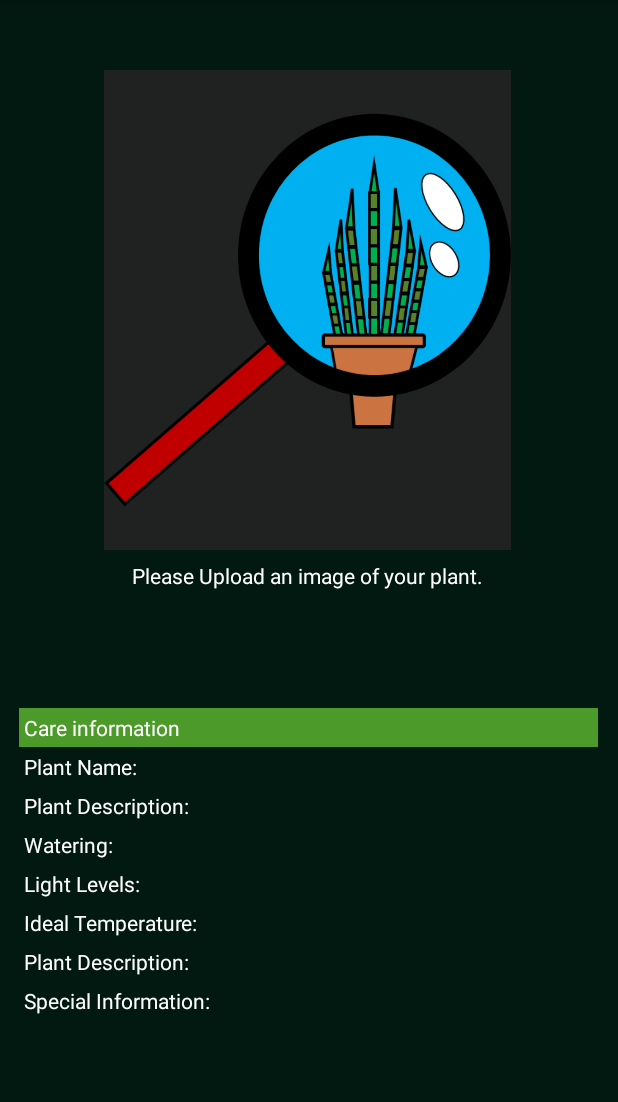
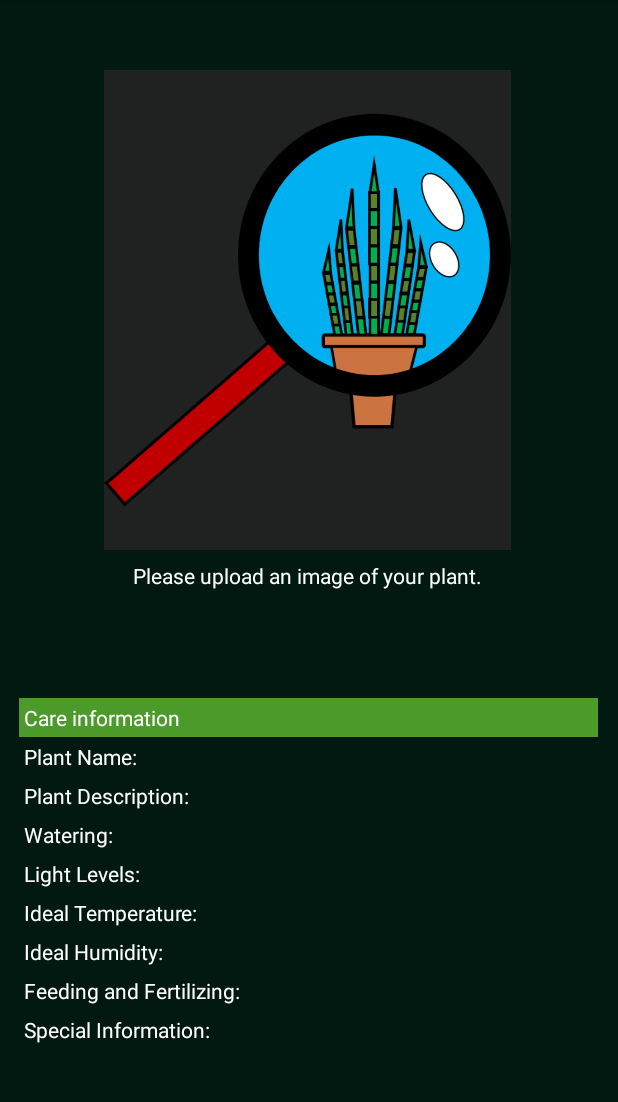
Before and after one commit to JosephJ42/UWE-DSP, an Android app: the screen it shows after launch (MainActivity), on a phone screen of 412 x 824 dp, the part 84-1186 px from its top. Run offline under Robolectric (Android 15) with nearby library versions, the phone set to English and light mode, and no system bars.

Commit message:
Added more information points to the table on the mobile app

```diff
--- a/IdentiFlora/app/src/main/java/com/example/identiflora/MainActivity.kt
+++ b/IdentiFlora/app/src/main/java/com/example/identiflora/MainActivity.kt
@@ -73,13 +73,13 @@ class MainActivity : AppCompatActivity() {
 
             when (orientationOfCamera) {
                 ExifInterface.ORIENTATION_ROTATE_90 -> {
-                    angle = 90;
+                    angle = 90
                 }
                 ExifInterface.ORIENTATION_ROTATE_180 -> {
-                    angle = 180;
+                    angle = 180
                 }
                 ExifInterface.ORIENTATION_ROTATE_270 -> {
-                    angle = 270;
+                    angle = 270
                 }
             }
 
--- a/IdentiFlora/app/src/main/res/layout/activity_main.xml
+++ b/IdentiFlora/app/src/main/res/layout/activity_main.xml
@@ -32,7 +32,7 @@
         android:layout_height="34dp"
         android:fontFamily="sans-serif"
         android:gravity="center"
-        android:text="Please Upload an image of your plant."
+        android:text="Please upload an image of your plant."
         android:textColor="@color/white"
         app:layout_constraintBottom_toBottomOf="parent"
         app:layout_constraintEnd_toEndOf="parent"
@@ -43,7 +43,7 @@
 
     <TableLayout
         android:layout_width="386dp"
-        android:layout_height="246dp"
+        android:layout_height="258dp"
         android:stretchColumns="1"
         app:layout_constraintBottom_toBottomOf="parent"
         app:layout_constraintEnd_toEndOf="parent"
@@ -56,16 +56,17 @@
 
             <TextView
                 android:layout_column="1"
+                android:background="@color/maxGreen"
                 android:padding="3dip"
                 android:text="Care information"
-                android:textColor="@color/white"
-                android:background="@color/maxGreen"/>
-                <TextView
+                android:textColor="@color/white" />
+
+            <TextView
                 android:layout_column="1"
+                android:background="@color/maxGreen"
                 android:padding="3dip"
                 android:text=""
-                android:textColor="@color/white"
-                android:background="@color/maxGreen"/>
+                android:textColor="@color/white" />
         </TableRow>
 
         <TableRow>
@@ -149,7 +150,7 @@
             <TextView
                 android:layout_column="1"
                 android:padding="3dip"
-                android:text="Plant Description:"
+                android:text="Ideal Humidity:"
                 android:textColor="@color/white" />
 
             <TextView
@@ -159,7 +160,20 @@
                 android:textColor="@color/white" />
         </TableRow>
 
+        <TableRow>
 
+            <TextView
+                android:layout_column="1"
+                android:padding="3dip"
+                android:text="Feeding and Fertilizing:"
+                android:textColor="@color/white" />
+
+            <TextView
+                android:gravity="right"
+                android:padding="3dip"
+                android:text=""
+                android:textColor="@color/white" />
+        </TableRow>
 
         <TableRow>
 
```
